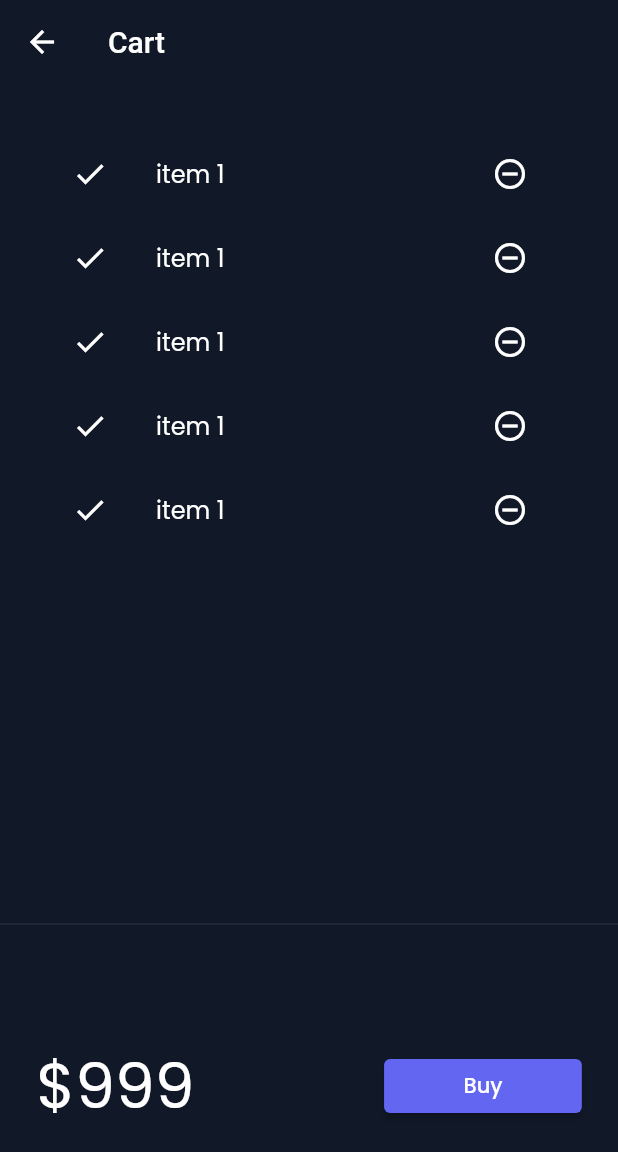
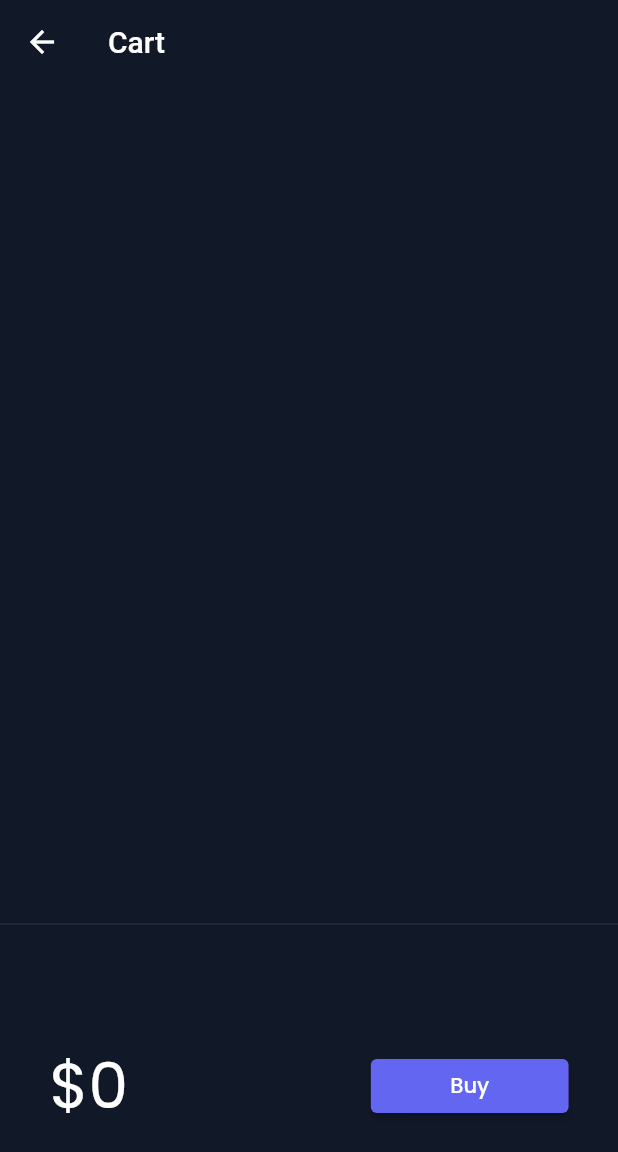
Before and after one commit to erkripa/30DaysOfFlutter, a Flutter app: the CartPage screen opened by its route, on a phone screen of 412 x 824 dp. Shown: the top 1152 px of the screen. Run offline on Flutter 3.47's test engine with Material 2 defaults, Android fonts, the phone set to English and light mode, and no system bars; our stand-ins replace google_fonts, velocity_x; network calls fail.

Commit message:
Day 24 Compelted

```diff
--- a/lib/Pages/cart_page.dart
+++ b/lib/Pages/cart_page.dart
@@ -1,3 +1,4 @@
+import 'package:awesom/models/cart.dart';
 import 'package:flutter/material.dart';
 import 'package:velocity_x/velocity_x.dart';
 
@@ -22,6 +23,8 @@ class CartPage extends StatelessWidget {
 }
 
 class _CartTotal extends StatelessWidget {
+  final _cart = CartModel();
+
   @override
   Widget build(BuildContext context) {
     return SizedBox(
@@ -29,7 +32,11 @@ class _CartTotal extends StatelessWidget {
       child: Row(
         mainAxisAlignment: MainAxisAlignment.spaceAround,
         children: [
-          "\$999".text.xl5.color(context.theme.accentColor).make(),
+          "\$${_cart.totalPrice}"
+              .text
+              .xl5
+              .color(context.theme.accentColor)
+              .make(),
           30.widthBox,
           ElevatedButton(
             onPressed: () {
@@ -58,9 +65,12 @@ class _CartList extends StatefulWidget {
 }
 
 class __CartListState extends State<_CartList> {
+  final _cart = CartModel();
+
   @override
   Widget build(BuildContext context) {
     return ListView.builder(
+      itemCount: _cart.items?.length,
       itemBuilder: (context, index) => ListTile(
         leading: Icon(Icons.done),
         trailing: IconButton(
@@ -69,8 +79,8 @@ class __CartListState extends State<_CartList> {
             Icons.remove_circle_outline,
           ),
         ),
-              title: "item 1".text.make(),
+        title: _cart.items[index].name.text.make(),
       ),
-        itemCount: 5);
+    );
   }
 }
--- a/lib/models/cart.dart
+++ b/lib/models/cart.dart
@@ -1,6 +1,13 @@
 import 'package:awesom/models/catalog.dart';
 
 class CartModel {
+//Singlaton calasses
+
+  static final cartModel = CartModel.internal();
+  CartModel.internal();
+
+  factory CartModel() => cartModel;
+
 // CataLog Fields
   CatalogModel _catalog;
 
@@ -19,7 +26,8 @@ class CartModel {
 
   List<Item> get items => _itemIds.map((id) => _catalog.getById(id)).toList();
 
-  num get totalPrice => items.fold(0, (total, current) => current.price);
+  num get totalPrice =>
+      items.fold(0, (total, current) => total + current.price);
 
   // Add items
   void add(Item item) {
--- a/lib/models/catalog.dart
+++ b/lib/models/catalog.dart
@@ -1,15 +1,20 @@
 import 'dart:convert';
 
 class CatalogModel {
+  static final catModel = CatalogModel.internal();
+  CatalogModel.internal();
+
+  factory CatalogModel() => catModel;
+
   static List<Item> items;
 
 //get Item By Id Method
-   Item getById(int id) =>
+  Item getById(int id) =>
       items.firstWhere((element) => element.id == id, orElse: null);
 
 //get Item By Position Method
 
-   Item getByPosition(int pos) => items[pos];
+  Item getByPosition(int pos) => items[pos];
 }
 
 class Item {
```
Also changed, not shown: lib/widgets/home_widgets/catalog_list.dart (+39 -9 lines). Lines whose indentation alone changed are shown as unchanged.
